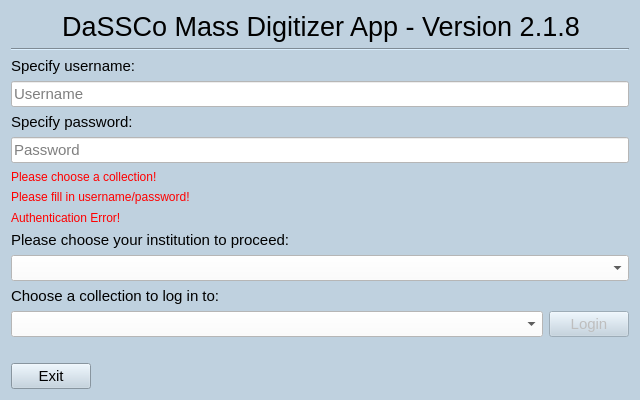
Before: the Qt Designer form MassDigitizer/ui/homescreen.ui in NHMDenmark/Mass-Digitizer, drawn with Qt 5.
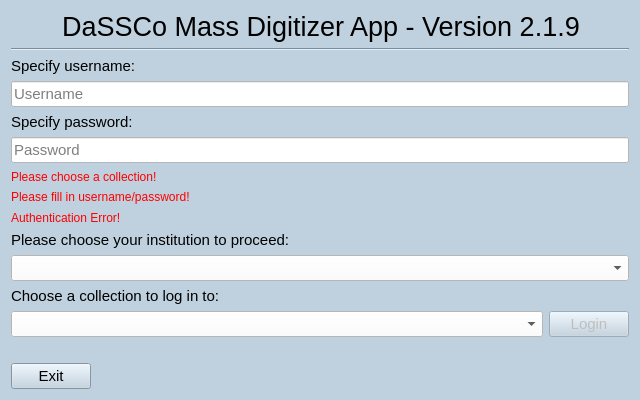
After: the same form once the commit is applied.

Diff of the .ui file:
```diff
--- a/MassDigitizer/ui/homescreen.ui
+++ b/MassDigitizer/ui/homescreen.ui
@@ -61,7 +61,7 @@
       </font>
      </property>
      <property name="text">
-      <string>DaSSCo Mass Digitizer App - Version 2.1.8</string>
+      <string>DaSSCo Mass Digitizer App - Version 2.1.9</string>
      </property>
      <property name="alignment">
       <set>Qt::AlignmentFlag::AlignCenter</set>
```
